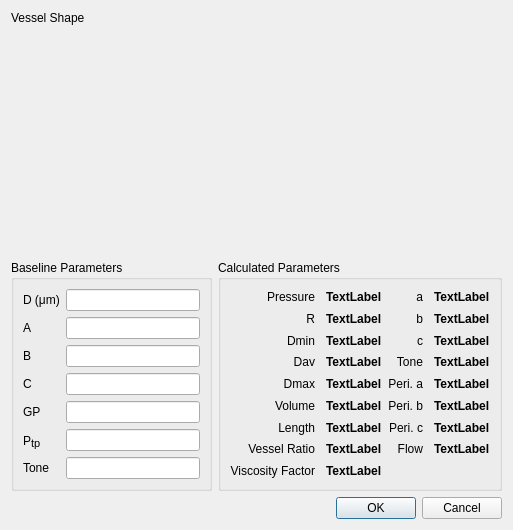
Above: src/vesseldlg.ui from AdamMajer/bshouty-lung-model before the change. Below: the same form after it.
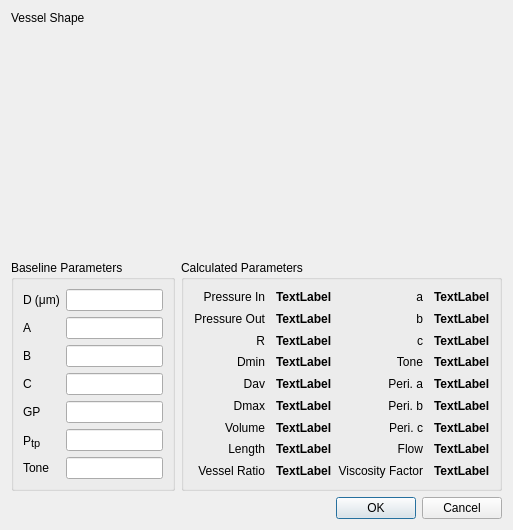
That is the form after the change. Custom widgets are drawn as their Qt base class.

Commit message: Move GP handling from the integration routine to pressure/flow calculation

Diff of the .ui file:
```diff
--- a/src/vesseldlg.ui
+++ b/src/vesseldlg.ui
@@ -37,6 +37,9 @@
       <string>Baseline Parameters</string>
      </property>
      <layout class="QFormLayout" name="formLayout">
+      <property name="fieldGrowthPolicy">
+       <enum>QFormLayout::AllNonFixedFieldsGrow</enum>
+      </property>
       <item row="0" column="0">
        <widget class="QLabel" name="label">
         <property name="text">
@@ -136,32 +139,6 @@
         </property>
        </widget>
       </item>
-      <item row="1" column="0">
-       <widget class="QLabel" name="label_4">
-        <property name="text">
-         <string>R</string>
-        </property>
-        <property name="alignment">
-         <set>Qt::AlignRight|Qt::AlignTrailing|Qt::AlignVCenter</set>
-        </property>
-       </widget>
-      </item>
-      <item row="1" column="1">
-       <widget class="QLabel" name="cR">
-        <property name="styleSheet">
-         <string notr="true">font-weight: bold;</string>
-        </property>
-        <property name="text">
-         <string>TextLabel</string>
-        </property>
-        <property name="margin">
-         <number>2</number>
-        </property>
-        <property name="indent">
-         <number>5</number>
-        </property>
-       </widget>
-      </item>
       <item row="1" column="2">
        <widget class="QLabel" name="label_52">
         <property name="text">
@@ -188,32 +165,6 @@
         </property>
        </widget>
       </item>
-      <item row="2" column="0">
-       <widget class="QLabel" name="label_7">
-        <property name="text">
-         <string>Dmin</string>
-        </property>
-        <property name="alignment">
-         <set>Qt::AlignRight|Qt::AlignTrailing|Qt::AlignVCenter</set>
-        </property>
-       </widget>
-      </item>
-      <item row="2" column="1">
-       <widget class="QLabel" name="cDmin">
-        <property name="styleSheet">
-         <string notr="true">font-weight: bold;</string>
-        </property>
-        <property name="text">
-         <string>TextLabel</string>
-        </property>
-        <property name="margin">
-         <number>2</number>
-        </property>
-        <property name="indent">
-         <number>5</number>
-        </property>
-       </widget>
-      </item>
       <item row="2" column="2">
        <widget class="QLabel" name="label_51">
         <property name="text">
@@ -240,32 +191,6 @@
         </property>
        </widget>
       </item>
-      <item row="3" column="0">
-       <widget class="QLabel" name="label_8">
-        <property name="text">
-         <string>Dav</string>
-        </property>
-        <property name="alignment">
-         <set>Qt::AlignRight|Qt::AlignTrailing|Qt::AlignVCenter</set>
-        </property>
-       </widget>
-      </item>
-      <item row="3" column="1">
-       <widget class="QLabel" name="cD_calc">
-        <property name="styleSheet">
-         <string notr="true">font-weight: bold;</string>
-        </property>
-        <property name="text">
-         <string>TextLabel</string>
-        </property>
-        <property name="margin">
-         <number>2</number>
-        </property>
-        <property name="indent">
-         <number>5</number>
-        </property>
-       </widget>
-      </item>
       <item row="3" column="2">
        <widget class="QLabel" name="label_46">
         <property name="text">
@@ -292,32 +217,6 @@
         </property>
        </widget>
       </item>
-      <item row="4" column="0">
-       <widget class="QLabel" name="label_9">
-        <property name="text">
-         <string>Dmax</string>
-        </property>
-        <property name="alignment">
-         <set>Qt::AlignRight|Qt::AlignTrailing|Qt::AlignVCenter</set>
-        </property>
-       </widget>
-      </item>
-      <item row="4" column="1">
-       <widget class="QLabel" name="cDmax">
-        <property name="styleSheet">
-         <string notr="true">font-weight: bold;</string>
-        </property>
-        <property name="text">
-         <string>TextLabel</string>
-        </property>
-        <property name="margin">
-         <number>2</number>
-        </property>
-        <property name="indent">
-         <number>5</number>
-        </property>
-       </widget>
-      </item>
       <item row="4" column="2">
        <widget class="QLabel" name="label_48">
         <property name="text">
@@ -344,32 +243,6 @@
         </property>
        </widget>
       </item>
-      <item row="5" column="0">
-       <widget class="QLabel" name="label_11">
-        <property name="text">
-         <string>Volume</string>
-        </property>
-        <property name="alignment">
-         <set>Qt::AlignRight|Qt::AlignTrailing|Qt::AlignVCenter</set>
-        </property>
-       </widget>
-      </item>
-      <item row="5" column="1">
-       <widget class="QLabel" name="cvolume">
-        <property name="styleSheet">
-         <string notr="true">font-weight: bold;</string>
-        </property>
-        <property name="text">
-         <string>TextLabel</string>
-        </property>
-        <property name="margin">
-         <number>2</number>
-        </property>
-        <property name="indent">
-         <number>5</number>
-        </property>
-       </widget>
-      </item>
       <item row="5" column="2">
        <widget class="QLabel" name="label_39">
         <property name="text">
@@ -380,32 +253,6 @@
         </property>
        </widget>
       </item>
-      <item row="6" column="0">
-       <widget class="QLabel" name="label_12">
-        <property name="text">
-         <string>Length</string>
-        </property>
-        <property name="alignment">
-         <set>Qt::AlignRight|Qt::AlignTrailing|Qt::AlignVCenter</set>
-        </property>
-       </widget>
-      </item>
-      <item row="6" column="1">
-       <widget class="QLabel" name="clength">
-        <property name="styleSheet">
-         <string notr="true">font-weight: bold;</string>
-        </property>
-        <property name="text">
-         <string>TextLabel</string>
-        </property>
-        <property name="margin">
-         <number>2</number>
-        </property>
-        <property name="indent">
-         <number>5</number>
-        </property>
-       </widget>
-      </item>
       <item row="6" column="2">
        <widget class="QLabel" name="label_41">
         <property name="text">
@@ -432,58 +279,6 @@
         </property>
        </widget>
       </item>
-      <item row="7" column="0">
-       <widget class="QLabel" name="label_13">
-        <property name="text">
-         <string>Vessel Ratio</string>
-        </property>
-        <property name="alignment">
-         <set>Qt::AlignRight|Qt::AlignTrailing|Qt::AlignVCenter</set>
-        </property>
-       </widget>
-      </item>
-      <item row="7" column="1">
-       <widget class="QLabel" name="cvessel_ratio">
-        <property name="styleSheet">
-         <string notr="true">font-weight: bold;</string>
-        </property>
-        <property name="text">
-         <string>TextLabel</string>
-        </property>
-        <property name="margin">
-         <number>2</number>
-        </property>
-        <property name="indent">
-         <number>5</number>
-        </property>
-       </widget>
-      </item>
-      <item row="8" column="0">
-       <widget class="QLabel" name="label_14">
-        <property name="text">
-         <string>Viscosity Factor</string>
-        </property>
-        <property name="alignment">
-         <set>Qt::AlignRight|Qt::AlignTrailing|Qt::AlignVCenter</set>
-        </property>
-       </widget>
-      </item>
-      <item row="8" column="1">
-       <widget class="QLabel" name="cviscosity_factor">
-        <property name="styleSheet">
-         <string notr="true">font-weight: bold;</string>
-        </property>
-        <property name="text">
-         <string>TextLabel</string>
-        </property>
-        <property name="margin">
-         <number>2</number>
-        </property>
-        <property name="indent">
-         <number>5</number>
-        </property>
-       </widget>
-      </item>
       <item row="0" column="2">
        <widget class="QLabel" name="label_15">
         <property name="text">
@@ -513,7 +308,7 @@
       <item row="0" column="0">
        <widget class="QLabel" name="label_53">
         <property name="text">
-         <string>Pressure</string>
+         <string>Pressure In</string>
         </property>
         <property name="alignment">
          <set>Qt::AlignRight|Qt::AlignTrailing|Qt::AlignVCenter</set>
@@ -562,6 +357,240 @@
         </property>
        </widget>
       </item>
+      <item row="8" column="3">
+       <widget class="QLabel" name="cviscosity_factor">
+        <property name="styleSheet">
+         <string notr="true">font-weight: bold;</string>
+        </property>
+        <property name="text">
+         <string>TextLabel</string>
+        </property>
+        <property name="margin">
+         <number>2</number>
+        </property>
+        <property name="indent">
+         <number>5</number>
+        </property>
+       </widget>
+      </item>
+      <item row="8" column="2">
+       <widget class="QLabel" name="label_14">
+        <property name="text">
+         <string>Viscosity Factor</string>
+        </property>
+        <property name="alignment">
+         <set>Qt::AlignRight|Qt::AlignTrailing|Qt::AlignVCenter</set>
+        </property>
+       </widget>
+      </item>
+      <item row="8" column="0">
+       <widget class="QLabel" name="label_13">
+        <property name="text">
+         <string>Vessel Ratio</string>
+        </property>
+        <property name="alignment">
+         <set>Qt::AlignRight|Qt::AlignTrailing|Qt::AlignVCenter</set>
+        </property>
+       </widget>
+      </item>
+      <item row="8" column="1">
+       <widget class="QLabel" name="cvessel_ratio">
+        <property name="styleSheet">
+         <string notr="true">font-weight: bold;</string>
+        </property>
+        <property name="text">
+         <string>TextLabel</string>
+        </property>
+        <property name="margin">
+         <number>2</number>
+        </property>
+        <property name="indent">
+         <number>5</number>
+        </property>
+       </widget>
+      </item>
+      <item row="7" column="1">
+       <widget class="QLabel" name="clength">
+        <property name="styleSheet">
+         <string notr="true">font-weight: bold;</string>
+        </property>
+        <property name="text">
+         <string>TextLabel</string>
+        </property>
+        <property name="margin">
+         <number>2</number>
+        </property>
+        <property name="indent">
+         <number>5</number>
+        </property>
+       </widget>
+      </item>
+      <item row="7" column="0">
+       <widget class="QLabel" name="label_12">
+        <property name="text">
+         <string>Length</string>
+        </property>
+        <property name="alignment">
+         <set>Qt::AlignRight|Qt::AlignTrailing|Qt::AlignVCenter</set>
+        </property>
+       </widget>
+      </item>
+      <item row="6" column="1">
+       <widget class="QLabel" name="cvolume">
+        <property name="styleSheet">
+         <string notr="true">font-weight: bold;</string>
+        </property>
+        <property name="text">
+         <string>TextLabel</string>
+        </property>
+        <property name="margin">
+         <number>2</number>
+        </property>
+        <property name="indent">
+         <number>5</number>
+        </property>
+       </widget>
+      </item>
+      <item row="6" column="0">
+       <widget class="QLabel" name="label_11">
+        <property name="text">
+         <string>Volume</string>
+        </property>
+        <property name="alignment">
+         <set>Qt::AlignRight|Qt::AlignTrailing|Qt::AlignVCenter</set>
+        </property>
+       </widget>
+      </item>
+      <item row="5" column="1">
+       <widget class="QLabel" name="cDmax">
+        <property name="styleSheet">
+         <string notr="true">font-weight: bold;</string>
+        </property>
+        <property name="text">
+         <string>TextLabel</string>
+        </property>
+        <property name="margin">
+         <number>2</number>
+        </property>
+        <property name="indent">
+         <number>5</number>
+        </property>
+       </widget>
+      </item>
+      <item row="5" column="0">
+       <widget class="QLabel" name="label_9">
+        <property name="text">
+         <string>Dmax</string>
+        </property>
+        <property name="alignment">
+         <set>Qt::AlignRight|Qt::AlignTrailing|Qt::AlignVCenter</set>
+        </property>
+       </widget>
+      </item>
+      <item row="4" column="1">
+       <widget class="QLabel" name="cD_calc">
+        <property name="styleSheet">
+         <string notr="true">font-weight: bold;</string>
+        </property>
+        <property name="text">
+         <string>TextLabel</string>
+        </property>
+        <property name="margin">
+         <number>2</number>
+        </property>
+        <property name="indent">
+         <number>5</number>
+        </property>
+       </widget>
+      </item>
+      <item row="4" column="0">
+       <widget class="QLabel" name="label_8">
+        <property name="text">
+         <string>Dav</string>
+        </property>
+        <property name="alignment">
+         <set>Qt::AlignRight|Qt::AlignTrailing|Qt::AlignVCenter</set>
+        </property>
+       </widget>
+      </item>
+      <item row="3" column="0">
+       <widget class="QLabel" name="label_7">
+        <property name="text">
+         <string>Dmin</string>
+        </property>
+        <property name="alignment">
+         <set>Qt::AlignRight|Qt::AlignTrailing|Qt::AlignVCenter</set>
+        </property>
+       </widget>
+      </item>
+      <item row="3" column="1">
+       <widget class="QLabel" name="cDmin">
+        <property name="styleSheet">
+         <string notr="true">font-weight: bold;</string>
+        </property>
+        <property name="text">
+         <string>TextLabel</string>
+        </property>
+        <property name="margin">
+         <number>2</number>
+        </property>
+        <property name="indent">
+         <number>5</number>
+        </property>
+       </widget>
+      </item>
+      <item row="2" column="1">
+       <widget class="QLabel" name="cR">
+        <property name="styleSheet">
+         <string notr="true">font-weight: bold;</string>
+        </property>
+        <property name="text">
+         <string>TextLabel</string>
+        </property>
+        <property name="margin">
+         <number>2</number>
+        </property>
+        <property name="indent">
+         <number>5</number>
+        </property>
+       </widget>
+      </item>
+      <item row="2" column="0">
+       <widget class="QLabel" name="label_4">
+        <property name="text">
+         <string>R</string>
+        </property>
+        <property name="alignment">
+         <set>Qt::AlignRight|Qt::AlignTrailing|Qt::AlignVCenter</set>
+        </property>
+       </widget>
+      </item>
+      <item row="1" column="0">
+       <widget class="QLabel" name="label_16">
+        <property name="text">
+         <string>Pressure Out</string>
+        </property>
+        <property name="alignment">
+         <set>Qt::AlignRight|Qt::AlignTrailing|Qt::AlignVCenter</set>
+        </property>
+       </widget>
+      </item>
+      <item row="1" column="1">
+       <widget class="QLabel" name="cpressure_out">
+        <property name="styleSheet">
+         <string notr="true">font-weight: bold;</string>
+        </property>
+        <property name="text">
+         <string>TextLabel</string>
+        </property>
+        <property name="margin">
+         <number>2</number>
+        </property>
+        <property name="indent">
+         <number>5</number>
+        </property>
+       </widget>
+      </item>
      </layout>
     </widget>
    </item>
```
Left out of the diff: 22 changed lines with no effect on the pictures. The commit also changes 9 other files.
